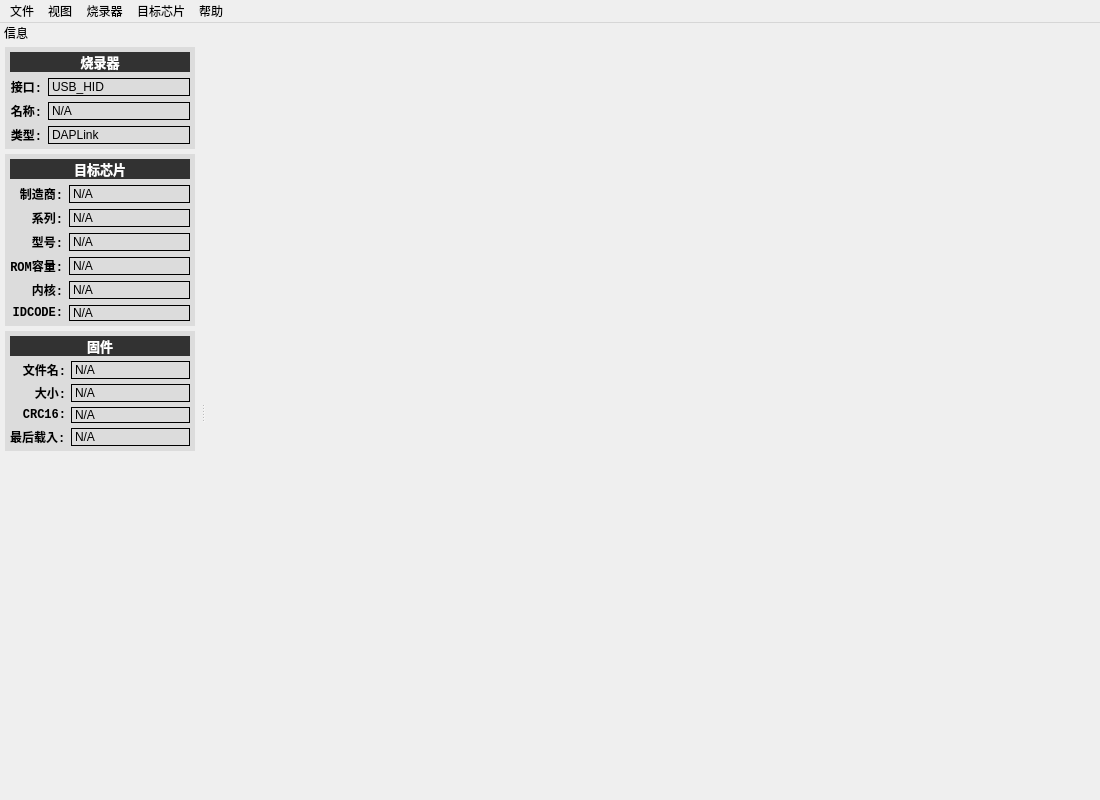
Qt form src/mainwindow.ui (ma6254/QDAP) before a commit.
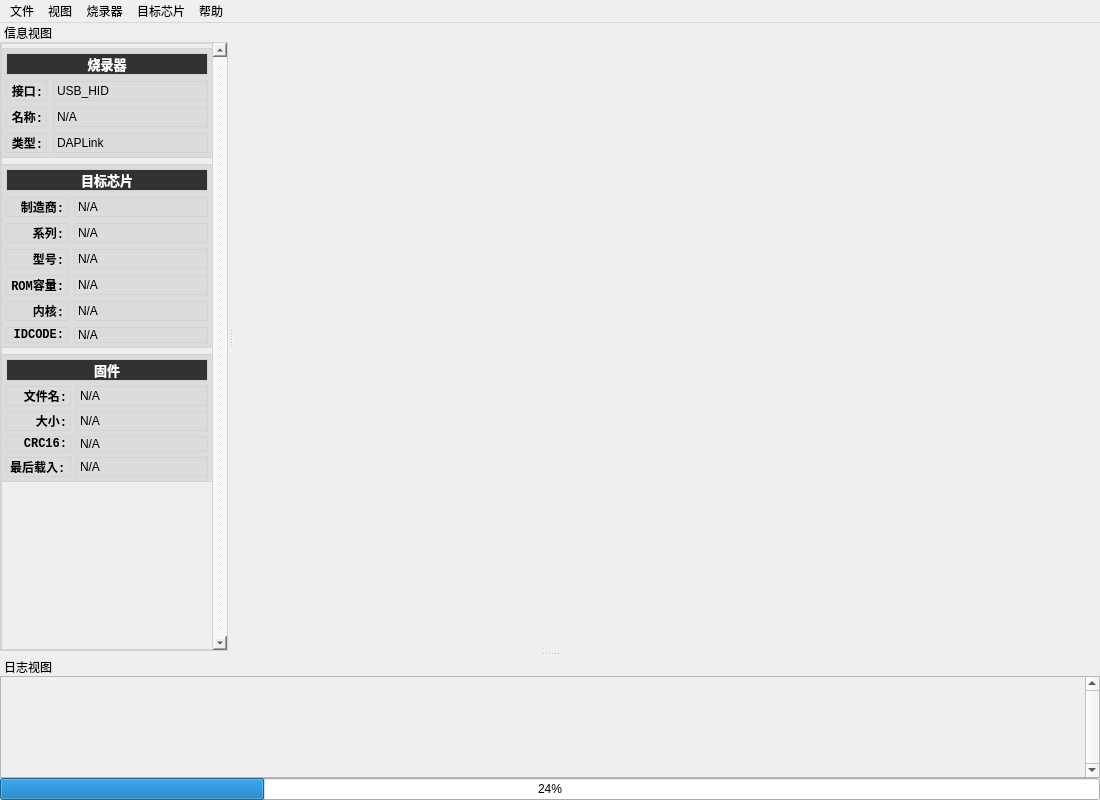
The same form after that commit.

Commit message: impl log dock window

The edit to the form file:
```diff
--- a/src/mainwindow.ui
+++ b/src/mainwindow.ui
@@ -2,6 +2,9 @@
 <ui version="4.0">
  <class>MainWindow</class>
  <widget class="QMainWindow" name="MainWindow">
+  <property name="enabled">
+   <bool>true</bool>
+  </property>
   <property name="geometry">
    <rect>
     <x>0</x>
@@ -10,12 +13,23 @@
     <height>800</height>
    </rect>
   </property>
+  <property name="sizePolicy">
+   <sizepolicy hsizetype="Preferred" vsizetype="Preferred">
+    <horstretch>1</horstretch>
+    <verstretch>0</verstretch>
+   </sizepolicy>
+  </property>
   <property name="minimumSize">
    <size>
     <width>800</width>
     <height>0</height>
    </size>
   </property>
+  <property name="font">
+   <font>
+    <kerning>true</kerning>
+   </font>
+  </property>
   <property name="windowTitle">
    <string>QDAP</string>
   </property>
@@ -106,24 +120,30 @@
   <widget class="QDockWidget" name="dockWidget">
    <property name="sizePolicy">
     <sizepolicy hsizetype="Preferred" vsizetype="Preferred">
-     <horstretch>1</horstretch>
+     <horstretch>0</horstretch>
      <verstretch>0</verstretch>
     </sizepolicy>
    </property>
    <property name="minimumSize">
     <size>
-     <width>200</width>
-     <height>531</height>
+     <width>228</width>
+     <height>117</height>
     </size>
    </property>
    <property name="styleSheet">
-    <string notr="true"/>
+    <string notr="true">border: 1px solid lightgray;</string>
+   </property>
+   <property name="floating">
+    <bool>false</bool>
    </property>
    <property name="features">
-    <set>QDockWidget::NoDockWidgetFeatures</set>
+    <set>QDockWidget::DockWidgetMovable</set>
+   </property>
+   <property name="allowedAreas">
+    <set>Qt::AllDockWidgetAreas</set>
    </property>
    <property name="windowTitle">
-    <string>信息</string>
+    <string>信息视图</string>
    </property>
    <attribute name="dockWidgetArea">
     <number>1</number>
@@ -146,20 +166,59 @@
     </property>
     <layout class="QVBoxLayout" name="verticalLayout">
      <property name="spacing">
-      <number>5</number>
+      <number>0</number>
      </property>
      <property name="leftMargin">
-      <number>5</number>
+      <number>0</number>
      </property>
      <property name="topMargin">
-      <number>5</number>
+      <number>0</number>
      </property>
      <property name="rightMargin">
-      <number>5</number>
+      <number>0</number>
      </property>
      <property name="bottomMargin">
+      <number>0</number>
+     </property>
+     <item>
+      <widget class="QScrollArea" name="scrollArea_info">
+       <property name="sizePolicy">
+        <sizepolicy hsizetype="Expanding" vsizetype="Preferred">
+         <horstretch>0</horstretch>
+         <verstretch>0</verstretch>
+        </sizepolicy>
+       </property>
+       <property name="verticalScrollBarPolicy">
+        <enum>Qt::ScrollBarAlwaysOn</enum>
+       </property>
+       <property name="horizontalScrollBarPolicy">
+        <enum>Qt::ScrollBarAlwaysOff</enum>
+       </property>
+       <property name="widgetResizable">
+        <bool>true</bool>
+       </property>
+       <widget class="QWidget" name="scrollAreaWidgetContents_3">
+        <property name="geometry">
+         <rect>
+          <x>0</x>
+          <y>0</y>
+          <width>205</width>
+          <height>599</height>
+         </rect>
+        </property>
+        <layout class="QVBoxLayout" name="verticalLayout_3">
+         <property name="leftMargin">
+          <number>0</number>
+         </property>
+         <property name="topMargin">
       <number>5</number>
      </property>
+         <property name="rightMargin">
+          <number>0</number>
+         </property>
+         <property name="bottomMargin">
+          <number>0</number>
+         </property>
      <item>
       <widget class="QWidget" name="widget_info_link" native="true">
        <property name="styleSheet">
@@ -186,7 +245,6 @@
            <font>
             <family>Source Code Pro</family>
             <pointsize>10</pointsize>
-            <weight>75</weight>
             <bold>true</bold>
            </font>
           </property>
@@ -234,7 +292,6 @@
              <font>
               <family>Courier New</family>
               <pointsize>9</pointsize>
-              <weight>75</weight>
               <bold>true</bold>
              </font>
             </property>
@@ -268,7 +325,6 @@
              <font>
               <family>Courier New</family>
               <pointsize>9</pointsize>
-              <weight>75</weight>
               <bold>true</bold>
              </font>
             </property>
@@ -286,7 +342,6 @@
              <font>
               <family>Courier New</family>
               <pointsize>9</pointsize>
-              <weight>75</weight>
               <bold>true</bold>
              </font>
             </property>
@@ -348,7 +403,6 @@
            <font>
             <family>Source Code Pro</family>
             <pointsize>10</pointsize>
-            <weight>75</weight>
             <bold>true</bold>
            </font>
           </property>
@@ -376,7 +430,6 @@
             <property name="font">
              <font>
               <family>Courier New</family>
-              <weight>75</weight>
               <bold>true</bold>
              </font>
             </property>
@@ -409,7 +462,6 @@
             <property name="font">
              <font>
               <family>Courier New</family>
-              <weight>75</weight>
               <bold>true</bold>
              </font>
             </property>
@@ -426,7 +478,6 @@
             <property name="font">
              <font>
               <family>Courier New</family>
-              <weight>75</weight>
               <bold>true</bold>
              </font>
             </property>
@@ -443,7 +494,6 @@
             <property name="font">
              <font>
               <family>Courier New</family>
-              <weight>75</weight>
               <bold>true</bold>
              </font>
             </property>
@@ -540,7 +590,6 @@
             <property name="font">
              <font>
               <family>Courier New</family>
-              <weight>75</weight>
               <bold>true</bold>
              </font>
             </property>
@@ -557,7 +606,6 @@
             <property name="font">
              <font>
               <family>Courier New</family>
-              <weight>75</weight>
               <bold>true</bold>
              </font>
             </property>
@@ -603,7 +651,6 @@
            <font>
             <family>Source Code Pro</family>
             <pointsize>10</pointsize>
-            <weight>75</weight>
             <bold>true</bold>
            </font>
           </property>
@@ -664,7 +711,6 @@
              <font>
               <family>Courier New</family>
               <pointsize>9</pointsize>
-              <weight>75</weight>
               <bold>true</bold>
              </font>
             </property>
@@ -682,7 +728,6 @@
              <font>
               <family>Courier New</family>
               <pointsize>9</pointsize>
-              <weight>75</weight>
               <bold>true</bold>
              </font>
             </property>
@@ -700,7 +745,6 @@
              <font>
               <family>Courier New</family>
               <pointsize>9</pointsize>
-              <weight>75</weight>
               <bold>true</bold>
              </font>
             </property>
@@ -736,7 +780,6 @@
             <property name="font">
              <font>
               <family>Courier New</family>
-              <weight>75</weight>
               <bold>true</bold>
              </font>
             </property>
@@ -788,6 +831,116 @@
     </layout>
    </widget>
   </widget>
+     </item>
+    </layout>
+   </widget>
+  </widget>
+  <widget class="QDockWidget" name="dockWidget_log">
+   <property name="sizePolicy">
+    <sizepolicy hsizetype="Preferred" vsizetype="Preferred">
+     <horstretch>0</horstretch>
+     <verstretch>0</verstretch>
+    </sizepolicy>
+   </property>
+   <property name="minimumSize">
+    <size>
+     <width>215</width>
+     <height>143</height>
+    </size>
+   </property>
+   <property name="floating">
+    <bool>false</bool>
+   </property>
+   <property name="features">
+    <set>QDockWidget::DockWidgetMovable</set>
+   </property>
+   <property name="allowedAreas">
+    <set>Qt::AllDockWidgetAreas</set>
+   </property>
+   <property name="windowTitle">
+    <string>日志视图</string>
+   </property>
+   <attribute name="dockWidgetArea">
+    <number>8</number>
+   </attribute>
+   <widget class="QWidget" name="dockWidgetContents_2">
+    <layout class="QGridLayout" name="gridLayout_4">
+     <property name="leftMargin">
+      <number>0</number>
+     </property>
+     <property name="topMargin">
+      <number>0</number>
+     </property>
+     <property name="rightMargin">
+      <number>0</number>
+     </property>
+     <property name="bottomMargin">
+      <number>0</number>
+     </property>
+     <property name="spacing">
+      <number>0</number>
+     </property>
+     <item row="1" column="0">
+      <widget class="QProgressBar" name="progressBar">
+       <property name="value">
+        <number>24</number>
+       </property>
+      </widget>
+     </item>
+     <item row="0" column="0" colspan="2">
+      <widget class="QScrollArea" name="scrollArea">
+       <property name="sizePolicy">
+        <sizepolicy hsizetype="Expanding" vsizetype="Expanding">
+         <horstretch>0</horstretch>
+         <verstretch>0</verstretch>
+        </sizepolicy>
+       </property>
+       <property name="font">
+        <font>
+         <family>Courier New</family>
+         <pointsize>10</pointsize>
+         <bold>false</bold>
+         <kerning>true</kerning>
+        </font>
+       </property>
+       <property name="verticalScrollBarPolicy">
+        <enum>Qt::ScrollBarAlwaysOn</enum>
+       </property>
+       <property name="widgetResizable">
+        <bool>true</bool>
+       </property>
+       <widget class="QWidget" name="scrollAreaWidgetContents">
+        <property name="geometry">
+         <rect>
+          <x>0</x>
+          <y>0</y>
+          <width>1077</width>
+          <height>85</height>
+         </rect>
+        </property>
+        <layout class="QVBoxLayout" name="verticalLayout_6">
+         <property name="spacing">
+          <number>0</number>
+         </property>
+         <property name="leftMargin">
+          <number>5</number>
+         </property>
+         <property name="topMargin">
+          <number>5</number>
+         </property>
+         <property name="rightMargin">
+          <number>5</number>
+         </property>
+         <property name="bottomMargin">
+          <number>5</number>
+         </property>
+        </layout>
+       </widget>
+      </widget>
+     </item>
+    </layout>
+   </widget>
+  </widget>
   <action name="action_enum_device_list">
    <property name="text">
     <string>列出设备</string>
```
Left out of the diff: 32 changed lines with no effect on the pictures. Lines whose indentation alone changed are shown as unchanged. The commit also changes 10 other files.
